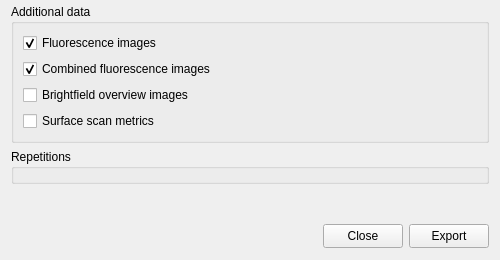
Above: bmicro/gui/export_configuration.ui from nik-liegroup/BMicro before the change. Below: the same form after it.
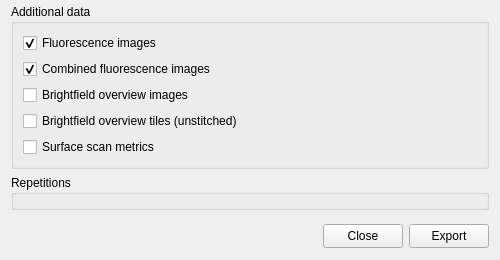
That is the form after the change.

Commit message: more batch export features

What changed in the file:
```diff
--- a/bmicro/gui/export_configuration.ui
+++ b/bmicro/gui/export_configuration.ui
@@ -59,6 +59,13 @@
         </property>
        </widget>
       </item>
+      <item>
+       <widget class="QCheckBox" name="checkbox_export_overview_tiles">
+        <property name="text">
+         <string>Brightfield overview tiles (unstitched)</string>
+        </property>
+       </widget>
+      </item>
       <item>
        <widget class="QCheckBox" name="checkbox_export_surface">
         <property name="text">
```
The commit also changes 8 other files.
